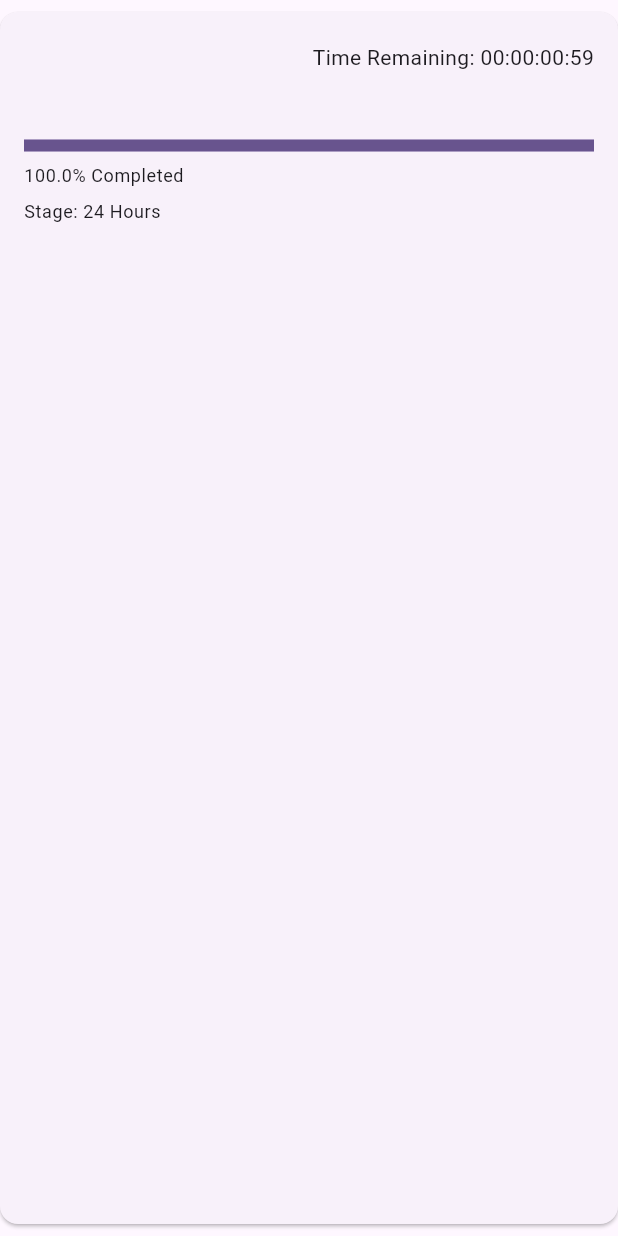
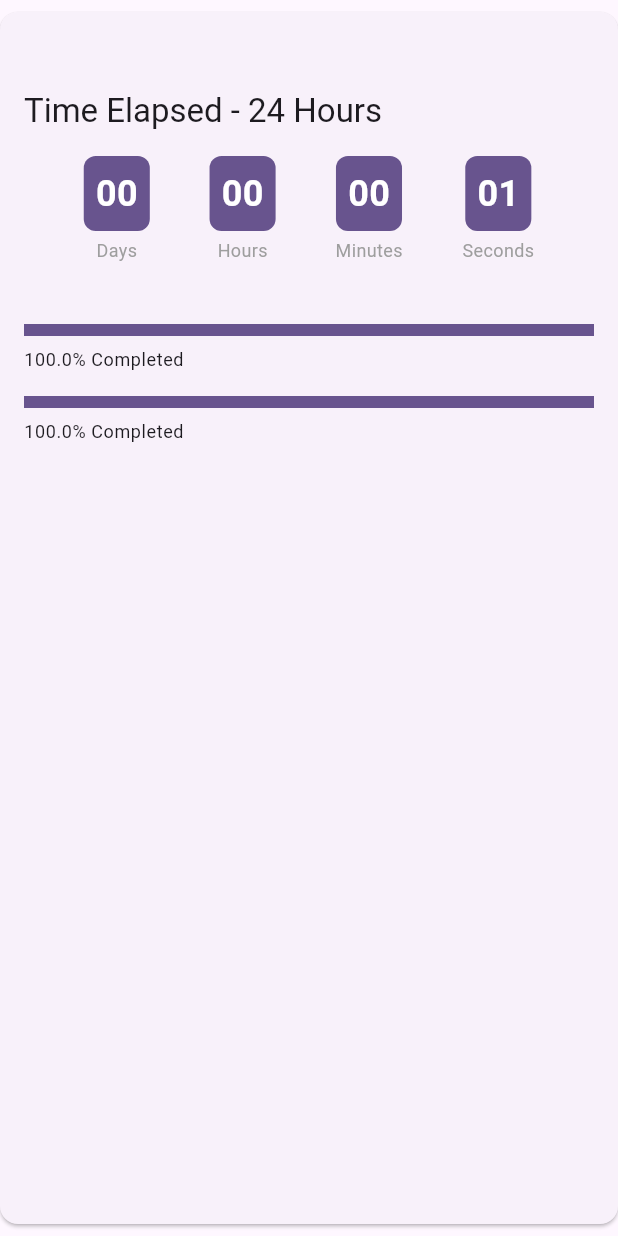
Before and after one commit to tamakooooo/habitbreaker, a Flutter app: the HabitCard widget shown alone on an empty page, opened directly with empty values, on a phone screen of 412 x 824 dp. Run offline on Flutter 3.47's test engine with Material 3 defaults, Android fonts, the phone set to English and light mode, and no system bars; our stand-ins replace equatable, fl_chart, flutter_local_notifications, flutter_riverpod, go_router, hive and 5 more; missing offline and left inert: workmanager; accounts and stored records are empty.

Commit message:
完成戒断功能修改：1. 移除添加戒断功能中的阶段选择；2. 首页戒断卡片显示已戒断时长；3. 整合时钟卡片功能与戒断卡片；4. 修复相关诊断错误

```diff
--- a/lib/widgets/habit_card.dart
+++ b/lib/widgets/habit_card.dart
@@ -22,9 +22,8 @@ class HabitCard extends StatefulWidget {
 
 class _HabitCardState extends State<HabitCard> {
   late DateTime _currentTime;
-  late Duration _remainingTime;
+  late Duration _elapsedTime;
   late double _progress;
-  late int _daysRemaining;
   late Timer _timer;
 
   @override
@@ -46,8 +45,7 @@ class _HabitCardState extends State<HabitCard> {
 
   void _updateTime() {
     _currentTime = DateTime.now();
-    _remainingTime = widget.habit.targetEndDate.difference(_currentTime);
-    _daysRemaining = _remainingTime.inDays;
+    _elapsedTime = _currentTime.difference(widget.habit.startDate);
 
     final totalDuration = widget.habit.targetEndDate.difference(widget.habit.startDate);
     final elapsedDuration = _currentTime.difference(widget.habit.startDate);
@@ -61,7 +59,7 @@ class _HabitCardState extends State<HabitCard> {
     }
   }
 
-  String _formatTime(Duration duration) {
+  String _formatElapsedTime(Duration duration) {
     String twoDigits(int n) => n.toString().padLeft(2, '0');
     final days = duration.inDays;
     final hours = duration.inHours % 24;
@@ -71,28 +69,62 @@ class _HabitCardState extends State<HabitCard> {
     return '${twoDigits(days)}:${twoDigits(hours)}:${twoDigits(minutes)}:${twoDigits(seconds)}';
   }
 
-  String _getCurrentStageLabel() {
-    final elapsedDuration = _currentTime.difference(widget.habit.startDate);
-    final elapsedDays = elapsedDuration.inDays;
+  String _getStageLabel() {
+    final elapsedDays = _elapsedTime.inDays;
 
-    // Determine current stage based on abstinence duration
+    // 根据已用天数自动确定阶段
     if (elapsedDays < 1) {
+      // 少于1天，显示小时
       return AppLocalizations.of(context).stage24Hours;
     } else if (elapsedDays < 3) {
-      return AppLocalizations.of(context).stage24Hours;
+      // 少于3天
+      return AppLocalizations.of(context).stage3Days;
     } else if (elapsedDays < 7) {
-      return AppLocalizations.of(context).stage3Days;
+      // 少于1周
+      return AppLocalizations.of(context).stage1Week;
     } else if (elapsedDays < 30) {
-      return AppLocalizations.of(context).stage1Week;
+      // 少于1个月
+      return AppLocalizations.of(context).stage1Month;
     } else if (elapsedDays < 90) {
-      return AppLocalizations.of(context).stage1Month;
+      // 少于1个季度
+      return AppLocalizations.of(context).stage1Quarter;
     } else if (elapsedDays < 180) {
-      return AppLocalizations.of(context).stage1Quarter;
-    } else if (elapsedDays < 365) {
-      return AppLocalizations.of(context).stage1Year;
+      // 少于半年
+      return AppLocalizations.of(context).stage1Year.replaceAll('1 Year', '6 Months');
     } else {
+      // 180天及以上
       return AppLocalizations.of(context).stage1Year;
     }
+  }
+
+  Widget _buildTimeUnit(int value, String label) {
+    return Column(
+      children: [
+        Container(
+          padding: const EdgeInsets.all(8),
+          decoration: BoxDecoration(
+            color: Theme.of(context).primaryColor,
+            borderRadius: BorderRadius.circular(8),
+          ),
+          child: Text(
+            value.toString().padLeft(2, '0'),
+            style: const TextStyle(
+              fontSize: 24,
+              fontWeight: FontWeight.bold,
+              color: Colors.white,
+            ),
+          ),
+        ),
+        const SizedBox(height: 4),
+        Text(
+          label,
+          style: const TextStyle(
+            fontSize: 12,
+            color: Colors.grey,
+          ),
+        ),
+      ],
+    );
   }
 
   @override
@@ -115,10 +147,33 @@ class _HabitCardState extends State<HabitCard> {
                       style: Theme.of(context).textTheme.titleLarge,
                     ),
                   ),
-                Text(
-                  '${AppLocalizations.of(context).timeRemaining}: ${_formatTime(_remainingTime)}',
-                  style: Theme.of(context).textTheme.bodyMedium,
-                ),
+                ],
+              ),
+              const SizedBox(height: 8),
+              Text(
+                '${AppLocalizations.of(context).timeElapsed} - ${_getStageLabel()}',
+                style: Theme.of(context).textTheme.titleLarge,
+              ),
+              const SizedBox(height: 16),
+              Row(
+                mainAxisAlignment: MainAxisAlignment.spaceEvenly,
+                children: [
+                  _buildTimeUnit(
+                    _elapsedTime.inDays,
+                    'Days',
+                  ),
+                  _buildTimeUnit(
+                    _elapsedTime.inHours % 24,
+                    'Hours',
+                  ),
+                  _buildTimeUnit(
+                    _elapsedTime.inMinutes % 60,
+                    'Minutes',
+                  ),
+                  _buildTimeUnit(
+                    _elapsedTime.inSeconds % 60,
+                    'Seconds',
+                  ),
                 ],
               ),
               const SizedBox(height: 8),
@@ -136,9 +191,14 @@ class _HabitCardState extends State<HabitCard> {
                 '${(_progress * 100).toStringAsFixed(1)}% ${AppLocalizations.of(context).completed}',
                 style: Theme.of(context).textTheme.bodySmall,
               ),
+              const SizedBox(height: 16),
+              LinearProgressIndicator(
+                value: _progress,
+                minHeight: 8,
+              ),
               const SizedBox(height: 8),
               Text(
-                '${AppLocalizations.of(context).stage}: ${_getCurrentStageLabel()}',
+                '${(_progress * 100).toStringAsFixed(1)}% ${AppLocalizations.of(context).completed}',
                 style: Theme.of(context).textTheme.bodySmall,
               ),
             ],
```
Also changed, not shown: lib/features/habits/screens/add_habit_screen.dart (+5 -67 lines), lib/screens/home_screen.dart (+4 -11 lines), lib/widgets/countdown_timer.dart (deleted, +0 -218 lines).
